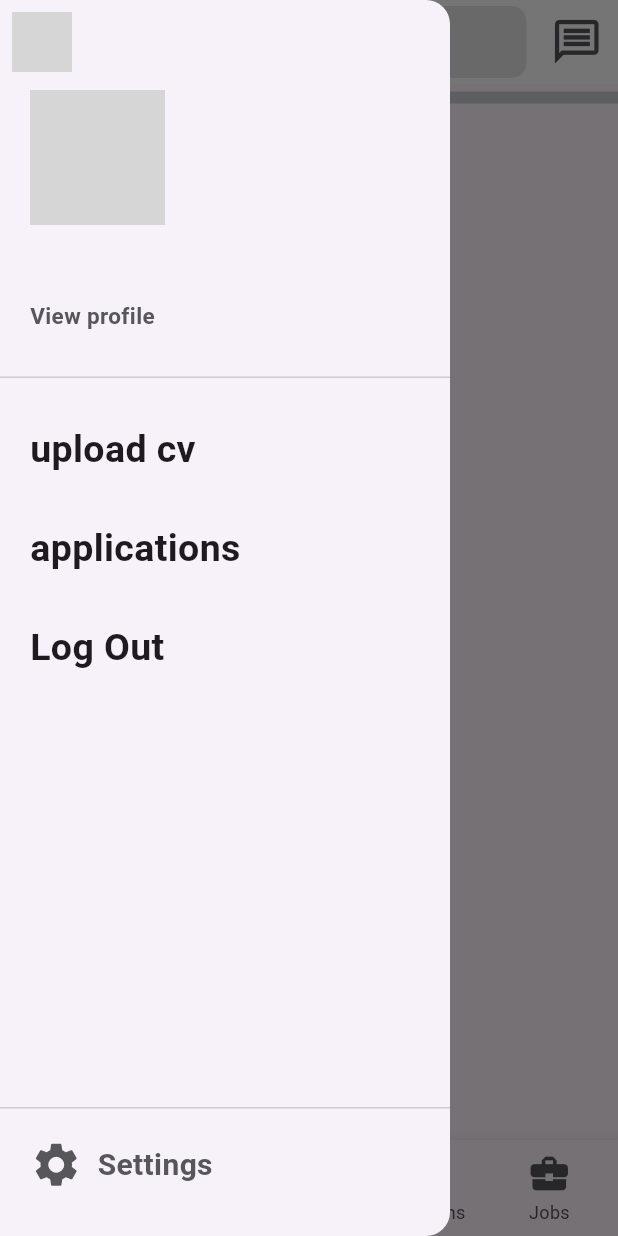
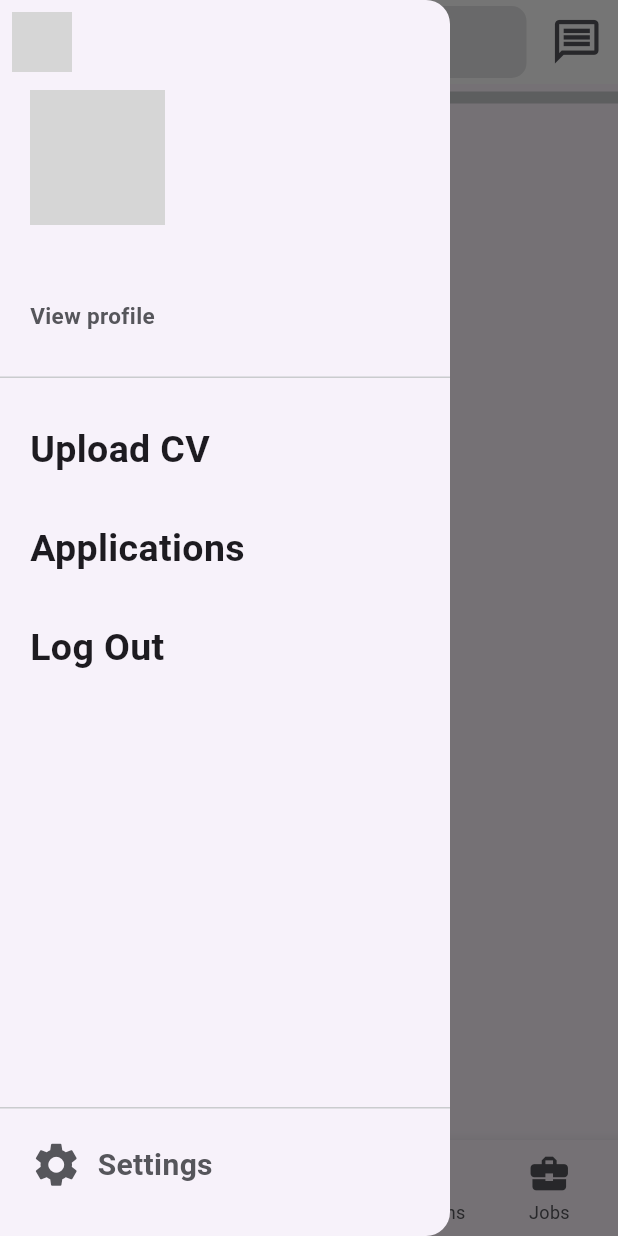
Before and after one commit to Hermankate/group7zrepo, a Flutter app: the MainPage screen opened directly, with the side drawer open, on a phone screen of 412 x 824 dp. Run offline on Flutter 3.47's test engine with Material 3 defaults, Android fonts, the phone set to English and light mode, and no system bars; our stand-ins replace cached_network_image, cloud_firestore, file_picker, firebase_auth, firebase_core, firebase_messaging and 9 more; missing offline and left inert: .dart, googleapis; accounts and stored records are empty; project files that could hold a hidden picture were left out; key blocks and very long unbroken strings in the code were emptied for the run; grey boxes are pictures that could not be loaded.

Commit message:
working on ui

```diff
--- a/lib/pages/main/create/create_page.dart
+++ b/lib/pages/main/create/create_page.dart
@@ -164,16 +164,26 @@ class _AddPostScreenState extends State<AddPostScreen> {
               child: Row(
                 children: [
                   Container(
-                    width: 56,
-                    height: 56,
-                    decoration: BoxDecoration(
-                      borderRadius: BorderRadius.circular(28),
-                      image: DecorationImage(
-                        fit: BoxFit.cover,
-                        image: AssetImage('assets/holder.jpeg'),
-                      ),
-                    ),
-                  ),
+                      width: 56,
+                      height: 56,
+                      // decoration: BoxDecoration(
+                      // borderRadius: BorderRadius.circular(28),
+                      // image: DecorationImage(
+                      //   fit: BoxFit.cover,
+                      //   image: AssetImage('assets/holder.jpeg'),
+
+                      child: ClipRRect(
+                        borderRadius: BorderRadius.circular(45),
+                        child: GlobalVariables().profileImageUrl.isNotEmpty
+                            ? Image.network(
+                                GlobalVariables().profileImageUrl,
+                                fit: BoxFit.cover,
+                              )
+                            : Image.asset(
+                                'assets/holder.jpeg',
+                                fit: BoxFit.cover,
+                              ),
+                      )),
                   SizedBox(width: 11),
                   Column(
                     crossAxisAlignment: CrossAxisAlignment.start,
--- a/lib/pages/main/main_page/widgets/app_bar_widget.dart
+++ b/lib/pages/main/main_page/widgets/app_bar_widget.dart
@@ -1,3 +1,4 @@
+import 'package:cjb/pages/auth/identity.dart';
 import 'package:flutter/material.dart';
 import 'package:cjb/theme/styles.dart';
 
@@ -14,13 +15,19 @@ PreferredSizeWidget appBarWidget(BuildContext context,
     leading: GestureDetector(
       onTap: onLeadingTapClickListener,
       child: Padding(
-        padding: const EdgeInsets.all(8.0),
-        child: ClipRRect(
-            borderRadius: BorderRadius.circular(50),
-            child: Image.asset(
-              "assets/holder.jpeg",
-            )),
-      ),
+          padding: const EdgeInsets.all(8.0),
+          child: ClipRRect(
+            borderRadius: BorderRadius.circular(45),
+            child: GlobalVariables().profileImageUrl.isNotEmpty
+                ? Image.network(
+                    GlobalVariables().profileImageUrl,
+                    fit: BoxFit.cover,
+                  )
+                : Image.asset(
+                    'assets/holder.jpeg',
+                    fit: BoxFit.cover,
+                  ),
+          )),
     ),
     title: Container(
       width: double.infinity,
--- a/lib/pages/main/main_page/widgets/drawer_widget.dart
+++ b/lib/pages/main/main_page/widgets/drawer_widget.dart
@@ -5,7 +5,6 @@ import 'package:cjb/pages/main/user_profile/prof.dart';
 import 'package:cjb/pages/main/user_profile/profile_page.dart';
 import 'package:cjb/res/settings.dart';
 import 'package:flutter/cupertino.dart';
-// import 'package:cjb/pages/main/user_profile/user_profile.dart';
 import 'package:flutter/material.dart';
 import 'package:cjb/theme/styles.dart';
 import 'package:cjb/pages/onboarding/on_boarding_screen.dart';
@@ -57,9 +56,17 @@ class _DrawerWidgetState extends State<DrawerWidget> {
                           width: 90,
                           height: 90,
                           child: ClipRRect(
-                              borderRadius: BorderRadius.circular(45),
-                              child: Image.asset(
-                                  "assets/holder.jpeg")), // i want some logic such that if a user image exist in the global variables  its displayed else a ("assets/holder.jpeg") is displayed
+                            borderRadius: BorderRadius.circular(45),
+                            child: GlobalVariables().profileImageUrl.isNotEmpty
+                                ? Image.network(
+                                    GlobalVariables().profileImageUrl,
+                                    fit: BoxFit.cover,
+                                  )
+                                : Image.asset(
+                                    'assets/holder.jpeg',
+                                    fit: BoxFit.cover,
+                                  ),
+                          ),
                         ),
                         const SizedBox(
                           height: 10,
@@ -105,7 +112,7 @@ class _DrawerWidgetState extends State<DrawerWidget> {
                   const Padding(
                     padding: EdgeInsets.only(left: 20.0),
                     child: Text(
-                      "upload cv",
+                      "Upload CV",
                       style:
                           TextStyle(fontSize: 25, fontWeight: FontWeight.bold),
                     ),
@@ -116,7 +123,7 @@ class _DrawerWidgetState extends State<DrawerWidget> {
                   const Padding(
                     padding: EdgeInsets.only(left: 20.0),
                     child: Text(
-                      "applications",
+                      "Applications",
                       style:
                           TextStyle(fontSize: 25, fontWeight: FontWeight.bold),
                     ),
```
